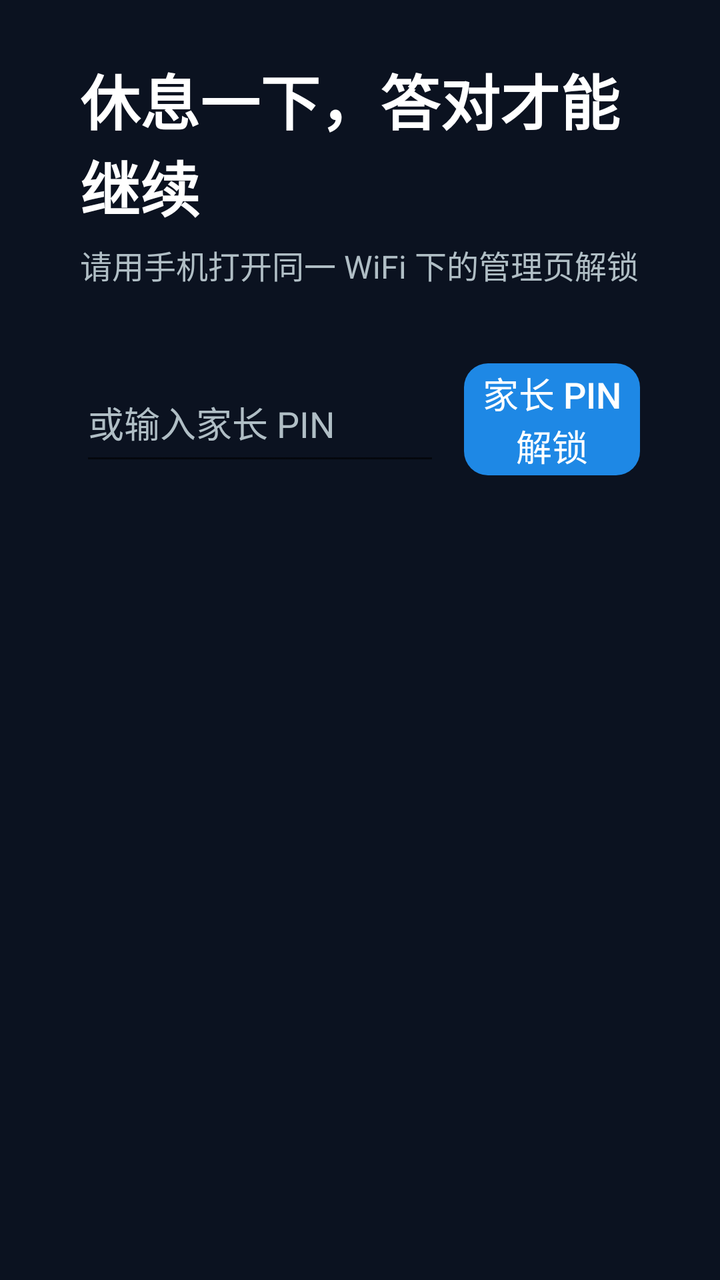
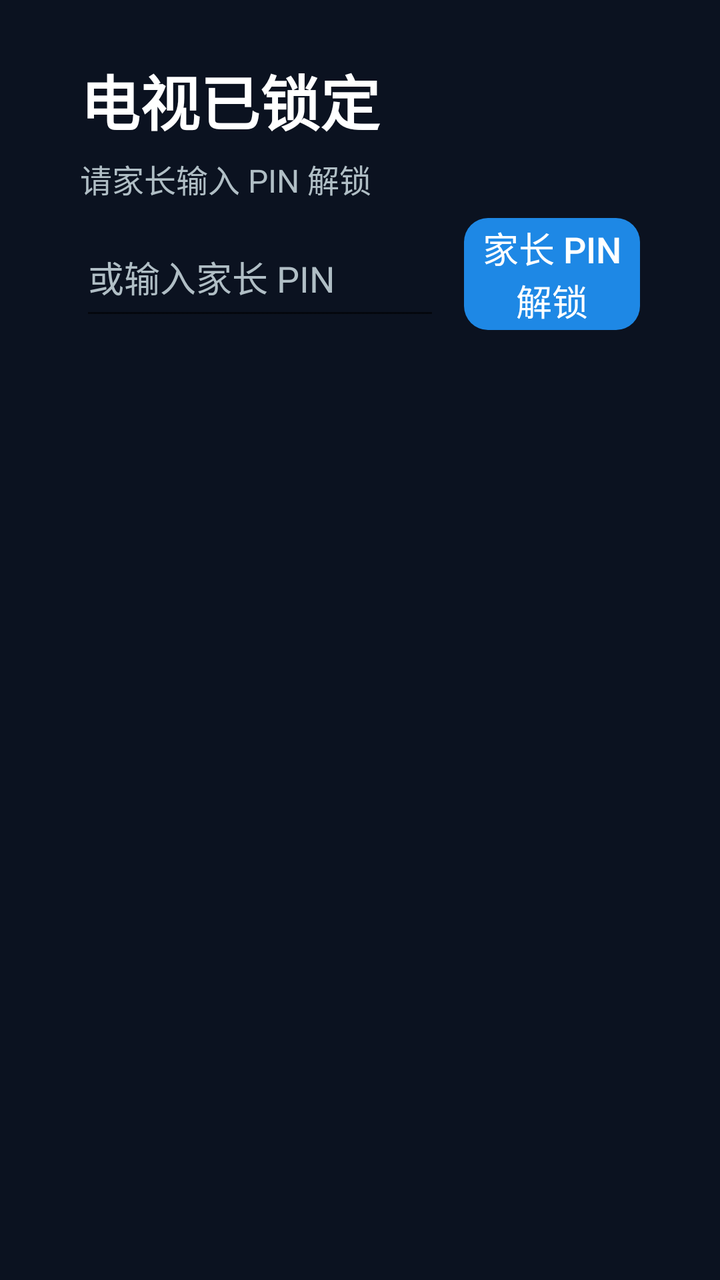

An Android layout rendered at two revisions. The XML below is the earlier revision; the diff shows what the commit changed to produce the second picture.
<!-- AndroidManifest.xml: activity theme Theme.TvGuard.Lock -->
<!-- res/layout/activity_lock.xml -->
<?xml version="1.0" encoding="utf-8"?>
<LinearLayout xmlns:android="http://schemas.android.com/apk/res/android"
    android:id="@+id/root"
    android:layout_width="match_parent"
    android:layout_height="match_parent"
    android:background="@color/bg_dark"
    android:keepScreenOn="true"
    android:orientation="vertical"
    android:paddingLeft="40dp"
    android:paddingRight="40dp"
    android:paddingTop="28dp"
    android:paddingBottom="24dp"
    android:descendantFocusability="afterDescendants">

    <LinearLayout
        android:layout_width="match_parent"
        android:layout_height="wrap_content"
        android:orientation="horizontal"
        android:gravity="center_vertical"
        android:focusable="false">

        <LinearLayout
            android:layout_width="0dp"
            android:layout_height="wrap_content"
            android:layout_weight="1"
            android:orientation="vertical"
            android:focusable="false">

            <TextView
                android:id="@+id/title"
                android:layout_width="wrap_content"
                android:layout_height="wrap_content"
                android:focusable="false"
                android:text="@string/lock_title"
                android:textColor="@color/text_primary"
                android:textSize="30sp"
                android:textStyle="bold" />

            <TextView
                android:id="@+id/subtitle"
                android:layout_width="wrap_content"
                android:layout_height="wrap_content"
                android:layout_marginTop="6dp"
                android:focusable="false"
                android:text="@string/lock_hint"
                android:textColor="@color/text_secondary"
                android:textSize="16sp" />
        </LinearLayout>

        <TextView
            android:id="@+id/statusLine"
            android:layout_width="wrap_content"
            android:layout_height="wrap_content"
            android:focusable="false"
            android:gravity="end"
            android:textColor="@color/text_secondary"
            android:textSize="16sp" />
    </LinearLayout>

    <TextView
        android:id="@+id/adminUrl"
        android:layout_width="match_parent"
        android:layout_height="wrap_content"
        android:layout_marginTop="8dp"
        android:focusable="false"
        android:textColor="@color/accent"
        android:textSize="16sp"
        android:textIsSelectable="false" />

    <LinearLayout
        android:id="@+id/quizPanel"
        android:layout_width="match_parent"
        android:layout_height="0dp"
        android:layout_weight="1"
        android:layout_marginTop="16dp"
        android:orientation="vertical"
        android:visibility="gone"
        android:focusable="false"
        android:descendantFocusability="afterDescendants">

        <TextView
            android:id="@+id/quizPrompt"
            android:layout_width="match_parent"
            android:layout_height="wrap_content"
            android:focusable="false"
            android:gravity="center"
            android:minHeight="72dp"
            android:padding="12dp"
            android:background="#1AFFFFFF"
            android:textColor="@color/text_primary"
            android:textSize="28sp"
            android:textStyle="bold" />

        <GridLayout
            android:id="@+id/choiceGrid"
            android:layout_width="match_parent"
            android:layout_height="0dp"
            android:layout_weight="1"
            android:layout_marginTop="16dp"
            android:columnCount="2"
            android:rowCount="2"
            android:alignmentMode="alignBounds"
            android:useDefaultMargins="false"
            android:focusable="false">

            <Button
                android:id="@+id/btnChoice0"
                android:layout_width="0dp"
                android:layout_height="0dp"
                android:layout_row="0"
                android:layout_column="0"
                android:layout_rowWeight="1"
                android:layout_columnWeight="1"
                android:layout_margin="10dp"
                android:background="@drawable/bg_choice"
                android:backgroundTint="@null"
                android:stateListAnimator="@null"
                android:defaultFocusHighlightEnabled="false"
                android:elevation="0dp"
                android:textColor="@drawable/bg_choice_text"
                android:textSize="26sp"
                android:textAllCaps="false"
                android:gravity="center"
                android:focusable="true"
                android:focusableInTouchMode="true"
                android:clickable="true"
                android:nextFocusRight="@id/btnChoice1"
                android:nextFocusDown="@id/btnChoice2"
                android:nextFocusUp="@id/btnChoice0"
                android:nextFocusLeft="@id/btnChoice0" />

            <Button
                android:id="@+id/btnChoice1"
                android:layout_width="0dp"
                android:layout_height="0dp"
                android:layout_row="0"
                android:layout_column="1"
                android:layout_rowWeight="1"
                android:layout_columnWeight="1"
                android:layout_margin="10dp"
                android:background="@drawable/bg_choice"
                android:backgroundTint="@null"
                android:stateListAnimator="@null"
                android:defaultFocusHighlightEnabled="false"
                android:elevation="0dp"
                android:textColor="@drawable/bg_choice_text"
                android:textSize="26sp"
                android:textAllCaps="false"
                android:gravity="center"
                android:focusable="true"
                android:focusableInTouchMode="true"
                android:clickable="true"
                android:nextFocusLeft="@id/btnChoice0"
                android:nextFocusDown="@id/btnChoice3"
                android:nextFocusUp="@id/btnChoice1"
                android:nextFocusRight="@id/btnChoice1" />

            <Button
                android:id="@+id/btnChoice2"
                android:layout_width="0dp"
                android:layout_height="0dp"
                android:layout_row="1"
                android:layout_column="0"
                android:layout_rowWeight="1"
                android:layout_columnWeight="1"
                android:layout_margin="10dp"
                android:background="@drawable/bg_choice"
                android:backgroundTint="@null"
                android:stateListAnimator="@null"
                android:defaultFocusHighlightEnabled="false"
                android:elevation="0dp"
                android:textColor="@drawable/bg_choice_text"
                android:textSize="26sp"
                android:textAllCaps="false"
                android:gravity="center"
                android:focusable="true"
                android:focusableInTouchMode="true"
                android:clickable="true"
                android:nextFocusUp="@id/btnChoice0"
                android:nextFocusRight="@id/btnChoice3"
                android:nextFocusDown="@id/btnPin"
                android:nextFocusLeft="@id/btnChoice2" />

            <Button
                android:id="@+id/btnChoice3"
                android:layout_width="0dp"
                android:layout_height="0dp"
                android:layout_row="1"
                android:layout_column="1"
                android:layout_rowWeight="1"
                android:layout_columnWeight="1"
                android:layout_margin="10dp"
                android:background="@drawable/bg_choice"
                android:backgroundTint="@null"
                android:stateListAnimator="@null"
                android:defaultFocusHighlightEnabled="false"
                android:elevation="0dp"
                android:textColor="@drawable/bg_choice_text"
                android:textSize="26sp"
                android:textAllCaps="false"
                android:gravity="center"
                android:focusable="true"
                android:focusableInTouchMode="true"
                android:clickable="true"
                android:nextFocusUp="@id/btnChoice1"
                android:nextFocusLeft="@id/btnChoice2"
                android:nextFocusDown="@id/btnPin"
                android:nextFocusRight="@id/btnChoice3" />
        </GridLayout>
    </LinearLayout>

    <TextView
        android:id="@+id/quizPlaceholder"
        android:layout_width="wrap_content"
        android:layout_height="wrap_content"
        android:visibility="gone"
        android:focusable="false" />

    <LinearLayout
        android:id="@+id/pinRow"
        android:layout_width="match_parent"
        android:layout_height="wrap_content"
        android:layout_marginTop="8dp"
        android:gravity="center_vertical"
        android:orientation="horizontal"
        android:focusable="false">

        <EditText
            android:id="@+id/pinInput"
            android:layout_width="180dp"
            android:layout_height="56dp"
            android:hint="@string/lock_pin_hint"
            android:inputType="numberPassword"
            android:maxLength="6"
            android:focusable="true"
            android:focusableInTouchMode="true"
            android:nextFocusUp="@id/btnChoice2"
            android:nextFocusRight="@id/btnPin"
            android:textColor="@color/text_primary"
            android:textColorHint="@color/text_secondary"
            android:importantForAutofill="no" />

        <Button
            android:id="@+id/btnPin"
            android:layout_width="wrap_content"
            android:layout_height="56dp"
            android:layout_marginStart="12dp"
            android:minWidth="140dp"
            android:background="@drawable/bg_pin_btn"
            android:backgroundTint="@null"
            android:stateListAnimator="@null"
            android:defaultFocusHighlightEnabled="false"
            android:textColor="#FFFFFF"
            android:textSize="18sp"
            android:focusable="true"
            android:focusableInTouchMode="true"
            android:nextFocusUp="@id/btnChoice3"
            android:nextFocusLeft="@id/pinInput"
            android:text="@string/btn_unlock_pin" />

        <TextView
            android:id="@+id/tokenHint"
            android:layout_width="0dp"
            android:layout_height="wrap_content"
            android:layout_weight="1"
            android:layout_marginStart="16dp"
            android:focusable="false"
            android:textColor="#66FFFFFF"
            android:textSize="12sp"
            android:fontFamily="monospace" />
    </LinearLayout>
</LinearLayout>
<!-- resources referenced by this layout -->
<resources>
  <color name="accent">#FF4FC3F7</color>
  <color name="bg_dark">#FF0B1220</color>
  <color name="text_primary">#FFFFFFFF</color>
  <color name="text_secondary">#FFB0BEC5</color>
  <!-- drawable bg_choice (drawable) -->
  <?xml version="1.0" encoding="utf-8"?>
  <selector xmlns:android="http://schemas.android.com/apk/res/android">
      <item android:state_focused="true">
          <shape android:shape="rectangle">
              <solid android:color="#FF1565C0"/>
              <corners android:radius="20dp"/>
              <stroke android:width="8dp" android:color="#FFFFEB3B"/>
          </shape>
      </item>
      <item android:state_selected="true">
          <shape android:shape="rectangle">
              <solid android:color="#FF1565C0"/>
              <corners android:radius="20dp"/>
              <stroke android:width="8dp" android:color="#FFFFEB3B"/>
          </shape>
      </item>
      <item android:state_pressed="true">
          <shape android:shape="rectangle">
              <solid android:color="#FF0D47A1"/>
              <corners android:radius="20dp"/>
              <stroke android:width="6dp" android:color="#FFFFF59D"/>
          </shape>
      </item>
      <item>
          <shape android:shape="rectangle">
              <solid android:color="#FF1B2838"/>
              <corners android:radius="20dp"/>
              <stroke android:width="2dp" android:color="#FF455A64"/>
          </shape>
      </item>
  </selector>
  <!-- drawable bg_choice_text (drawable) -->
  <?xml version="1.0" encoding="utf-8"?>
  <selector xmlns:android="http://schemas.android.com/apk/res/android">
      <item android:state_focused="true" android:color="#FFFFFF"/>
      <item android:state_selected="true" android:color="#FFFFFF"/>
      <item android:state_pressed="true" android:color="#FFFFFF"/>
      <item android:color="#FFCFD8DC"/>
  </selector>
  <!-- drawable bg_pin_btn (drawable) -->
  <?xml version="1.0" encoding="utf-8"?>
  <selector xmlns:android="http://schemas.android.com/apk/res/android">
      <item android:state_focused="true">
          <shape android:shape="rectangle">
              <solid android:color="#FF1E88E5"/>
              <corners android:radius="12dp"/>
              <stroke android:width="6dp" android:color="#FFFFEB3B"/>
          </shape>
      </item>
      <item android:state_selected="true">
          <shape android:shape="rectangle">
              <solid android:color="#FF1E88E5"/>
              <corners android:radius="12dp"/>
              <stroke android:width="6dp" android:color="#FFFFEB3B"/>
          </shape>
      </item>
      <item android:state_pressed="true">
          <shape android:shape="rectangle">
              <solid android:color="#FF1565C0"/>
              <corners android:radius="12dp"/>
              <stroke android:width="4dp" android:color="#FFFFF59D"/>
          </shape>
      </item>
      <item>
          <shape android:shape="rectangle">
              <solid android:color="#FF1E88E5"/>
              <corners android:radius="12dp"/>
          </shape>
      </item>
  </selector>
  <string name="btn_unlock_pin">家长 PIN 解锁</string>
  <string name="lock_hint">请用手机打开同一 WiFi 下的管理页解锁</string>
  <string name="lock_pin_hint">或输入家长 PIN</string>
  <string name="lock_title">休息一下，答对才能继续</string>
  <style name="Theme.TvGuard.Lock" parent="Theme.TvGuard">
          <item name="android:windowFullscreen">true</item>
          <item name="android:windowIsTranslucent">false</item>
          <item name="android:windowDisablePreview">true</item>
      </style>
  <style name="Theme.TvGuard" parent="Theme.AppCompat.DayNight.NoActionBar">
          <item name="android:windowBackground">@color/bg_dark</item>
          <item name="android:statusBarColor">@color/bg_dark</item>
          <item name="android:navigationBarColor">@color/bg_dark</item>
          <item name="colorPrimary">@color/accent</item>
          <item name="android:colorAccent">@color/accent</item>
      </style>
</resources>

<!-- the commit's change to res/layout/activity_lock.xml (unified diff, before → after) -->
@@ -56,16 +56,6 @@
             android:textColor="@color/text_secondary"
             android:textSize="16sp" />
     </LinearLayout>
-
-    <TextView
-        android:id="@+id/adminUrl"
-        android:layout_width="match_parent"
-        android:layout_height="wrap_content"
-        android:layout_marginTop="8dp"
-        android:focusable="false"
-        android:textColor="@color/accent"
-        android:textSize="16sp"
-        android:textIsSelectable="false" />
 
     <LinearLayout
         android:id="@+id/quizPanel"
<!-- resource entries referenced after the edit -->
@@ -76,9 +76,9 @@
       </item>
   </selector>
   <string name="btn_unlock_pin">家长 PIN 解锁</string>
-  <string name="lock_hint">请用手机打开同一 WiFi 下的管理页解锁</string>
+  <string name="lock_hint">请家长输入 PIN 解锁</string>
   <string name="lock_pin_hint">或输入家长 PIN</string>
-  <string name="lock_title">休息一下，答对才能继续</string>
+  <string name="lock_title">电视已锁定</string>
   <style name="Theme.TvGuard.Lock" parent="Theme.TvGuard">
           <item name="android:windowFullscreen">true</item>
           <item name="android:windowIsTranslucent">false</item>
